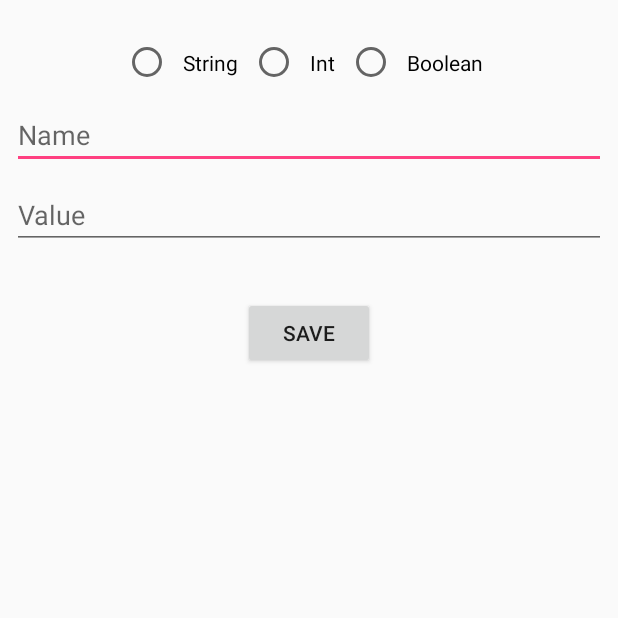
After one commit to agore/ThingTracker, an Android app: the DataEntryActivity screen opened directly, with no data from a screen before it, on a phone screen of 412 x 824 dp, the top half of it. The commit adds this screen. Run offline under Robolectric (Android 15) with nearby library versions, the phone set to English and light mode, and no system bars; libraries missing offline, so code that uses them is left out: io.realm, io.realm.kotlin; 1 statement that could not run was skipped.

Commit message:
basic data entry activity and fake data list

```diff
--- a/app/build.gradle
+++ b/app/build.gradle
@@ -4,6 +4,9 @@ apply plugin: 'kotlin-android'
 
 apply plugin: 'kotlin-android-extensions'
 
+apply plugin: 'realm-android'
+
+apply plugin: 'kotlin-kapt'
 android {
     compileSdkVersion 27
     defaultConfig {
@@ -31,4 +34,6 @@ dependencies {
     androidTestImplementation 'com.android.support.test.espresso:espresso-core:3.0.1'
     implementation 'com.android.support.constraint:constraint-layout:1.1.0-beta6'
     implementation 'com.android.support:recyclerview-v7:27.1.0'
+    implementation 'com.android.support:design:27.1.0'
+    implementation 'io.realm:android-adapters:2.1.1'
 }
--- a/app/src/main/AndroidManifest.xml
+++ b/app/src/main/AndroidManifest.xml
@@ -6,7 +6,7 @@
         android:icon="@mipmap/ic_launcher"
         android:label="@string/app_name"
         android:roundIcon="@mipmap/ic_launcher_round"
-        android:supportsRtl="true"
+        android:name=".ThingTrackerApp"
         android:theme="@style/AppTheme" >
 
         <activity android:name=".MainActivity">
@@ -15,5 +15,7 @@
                 <category android:name="android.intent.category.LAUNCHER" />
             </intent-filter>
         </activity>
+
+        <activity android:name=".DataEntryActivity" />
     </application>
 </manifest>
--- /dev/null
+++ b/app/src/main/res/layout/data_entry_activity.xml
@@ -0,0 +1,82 @@
+<?xml version="1.0" encoding="utf-8"?>
+<android.support.constraint.ConstraintLayout xmlns:android="http://schemas.android.com/apk/res/android"
+    xmlns:app="http://schemas.android.com/apk/res-auto"
+    xmlns:tools="http://schemas.android.com/tools"
+    android:layout_width="match_parent"
+    android:layout_height="match_parent">
+
+    <RadioGroup
+        android:id="@+id/radiogroup_type"
+        android:layout_width="wrap_content"
+        android:layout_height="wrap_content"
+        android:layout_marginEnd="8dp"
+        android:layout_marginStart="8dp"
+        android:layout_marginTop="24dp"
+        android:orientation="horizontal"
+        app:layout_constraintEnd_toEndOf="parent"
+        app:layout_constraintStart_toStartOf="parent"
+        app:layout_constraintTop_toTopOf="parent">
+
+        <RadioButton
+            android:id="@+id/radio_string"
+            android:layout_width="wrap_content"
+            android:layout_height="wrap_content"
+            android:layout_weight="1"
+            android:padding="8dp"
+            android:text="String" />
+
+        <RadioButton
+            android:id="@+id/radio_int"
+            android:layout_width="wrap_content"
+            android:layout_height="wrap_content"
+            android:layout_weight="1"
+            android:padding="8dp"
+            android:text="Int" />
+
+        <RadioButton
+            android:id="@+id/radio_bool"
+            android:layout_width="wrap_content"
+            android:layout_height="wrap_content"
+            android:layout_weight="1"
+            android:padding="8dp"
+            android:text="Boolean" />
+    </RadioGroup>
+
+    <EditText
+        android:id="@+id/edit_key_name"
+        android:layout_width="0dp"
+        android:layout_height="wrap_content"
+        android:layout_marginEnd="8dp"
+        android:layout_marginStart="8dp"
+        android:layout_marginTop="8dp"
+        android:hint="Name"
+        android:inputType="textPersonName"
+        app:layout_constraintEnd_toEndOf="parent"
+        app:layout_constraintStart_toStartOf="parent"
+        app:layout_constraintTop_toBottomOf="@+id/radiogroup_type" />
+
+    <EditText
+        android:id="@+id/edit_key_val"
+        android:layout_width="0dp"
+        android:layout_height="wrap_content"
+        android:layout_marginEnd="8dp"
+        android:layout_marginStart="8dp"
+        android:layout_marginTop="8dp"
+        android:inputType="textPersonName"
+        android:hint="Value"
+        app:layout_constraintEnd_toEndOf="parent"
+        app:layout_constraintStart_toStartOf="parent"
+        app:layout_constraintTop_toBottomOf="@+id/edit_key_name" />
+
+    <Button
+        android:id="@+id/btn_save"
+        android:layout_width="wrap_content"
+        android:layout_height="wrap_content"
+        android:layout_marginEnd="8dp"
+        android:layout_marginStart="8dp"
+        android:layout_marginTop="32dp"
+        android:text="Save"
+        app:layout_constraintEnd_toEndOf="parent"
+        app:layout_constraintStart_toStartOf="parent"
+        app:layout_constraintTop_toBottomOf="@+id/edit_key_val" />
+</android.support.constraint.ConstraintLayout>
--- a/app/src/main/res/values/colors.xml
+++ b/app/src/main/res/values/colors.xml
@@ -1,6 +1,6 @@
 <?xml version="1.0" encoding="utf-8"?>
 <resources>
-    <color name="colorPrimary">#3F51B5</color>
+    <color name="colorPrimary">#3f51b5</color>
     <color name="colorPrimaryDark">#303F9F</color>
     <color name="colorAccent">#FF4081</color>
 </resources>
--- a/build.gradle
+++ b/build.gradle
@@ -9,6 +9,7 @@ buildscript {
     dependencies {
         classpath 'com.android.tools.build:gradle:3.1.0'
         classpath "org.jetbrains.kotlin:kotlin-gradle-plugin:$kotlin_version"
+        classpath "io.realm:realm-gradle-plugin:5.0.0"
 
         // NOTE: Do not place your application dependencies here; they belong
         // in the individual module build.gradle files
```
Also changed, not shown: app/src/main/java/org/bitxbit/thingtracker/DataEntryActivity.kt (added, +59 -0 lines), app/src/main/java/org/bitxbit/thingtracker/MainActivity.kt (+42 -1 lines), app/src/main/java/org/bitxbit/thingtracker/ThingAdapter.kt (+4 -3 lines), app/src/main/java/org/bitxbit/thingtracker/ThingRealmAdapter.kt (added, +38 -0 lines), app/src/main/java/org/bitxbit/thingtracker/ThingTrackerApp.kt (added, +11 -0 lines), app/src/main/java/org/bitxbit/thingtracker/model/Thing.kt (added, +44 -0 lines), app/src/main/res/layout/main_activity.xml (+9 -1 lines).
